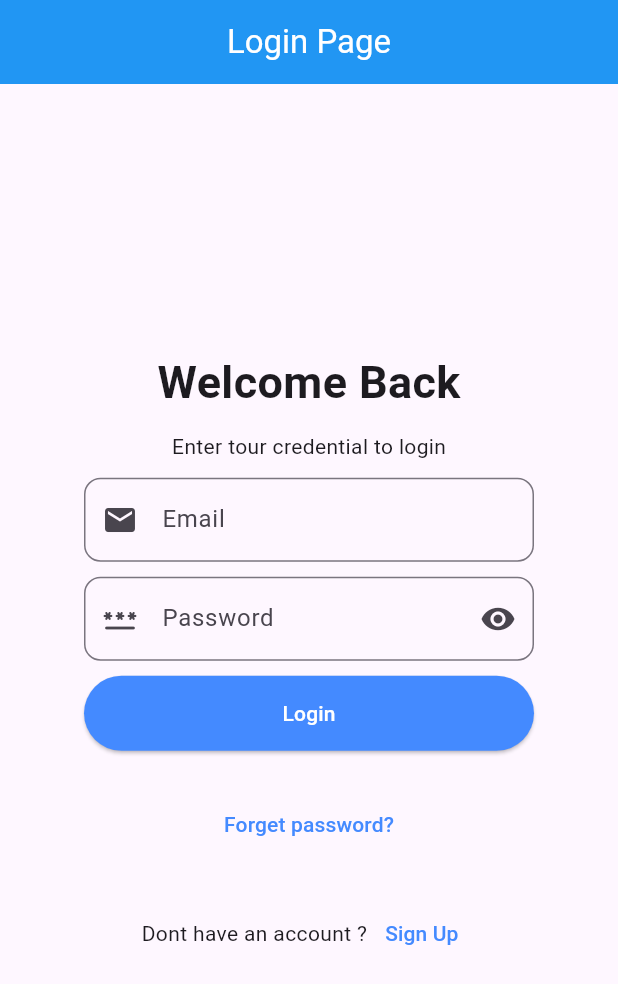
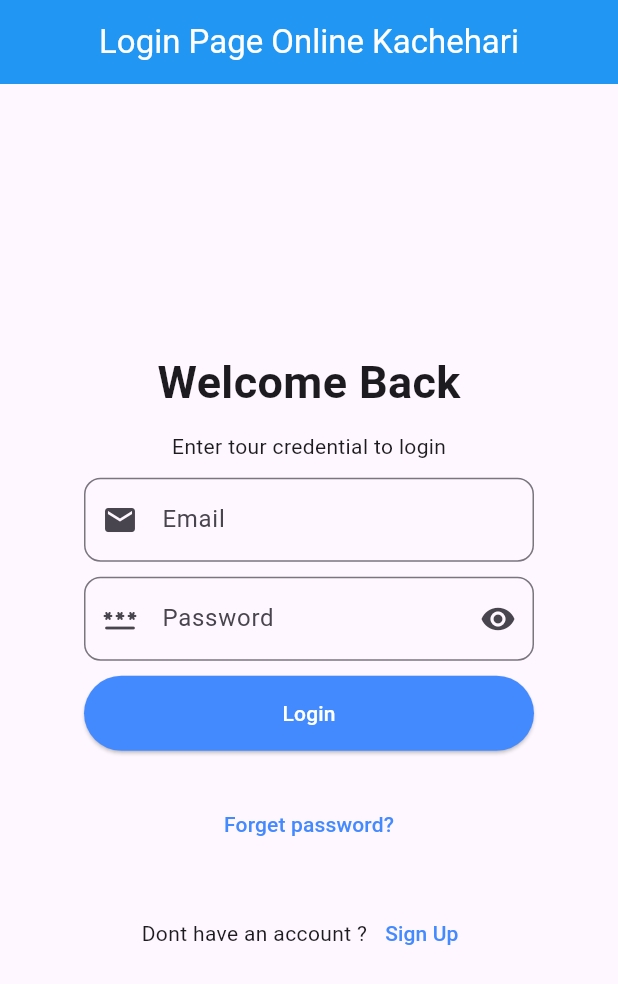
Before and after one commit to codevtech/Online-kachaheri, a Flutter app: the screen it shows after launch, on a phone screen of 412 x 824 dp. Shown: the top 984 px of the screen. Run offline on Flutter 3.47's test engine with Material 3 defaults, Android fonts, the phone set to English and light mode, and no system bars.

Commit message:
update title login with addition online kachehari and in main add demo in title

```diff
--- a/lib/Screens/LoginPage.dart
+++ b/lib/Screens/LoginPage.dart
@@ -30,7 +30,7 @@ class _LoginPageState extends State<LoginPage> {
   Widget build(BuildContext context) {
     return Scaffold(
       appBar: AppBar(
-        title: Center(child: Text('Login Page',style: TextStyle(color: Colors.white),)),
+        title: Center(child: Text('Login Page Online Kachehari',style: TextStyle(color: Colors.white),)),
         backgroundColor: Colors.blue,
       ),
       body:Container(
--- a/lib/main.dart
+++ b/lib/main.dart
@@ -20,7 +20,7 @@ class MyApp extends StatelessWidget {
           colorScheme: ColorScheme.fromSeed(seedColor: Colors.deepPurple),
           useMaterial3: true,
         ),
-        home:SplashScreen(title: "splash screen")
+        home:SplashScreen(title: "splash screen Demo")
     );
   }
 }
--- a/pubspec.yaml
+++ b/pubspec.yaml
@@ -19,7 +19,7 @@ publish_to: 'none' # Remove this line if you wish to publish to pub.dev
 version: 1.0.0+1
 
 environment:
-  sdk: ^3.5.2
+  sdk: ^3.5.1
 
 # Dependencies specify other packages that your package needs in order to work.
 # To automatically upgrade your package dependencies to the latest versions
```
